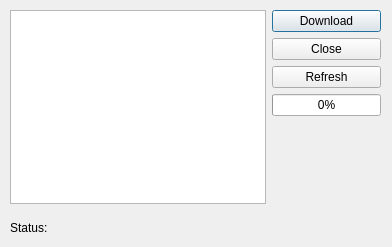
Above: src/ui/configuration/DownloadRemoteParamsDialog.ui from ArduPilot/apm_planner before the change. Below: the same form after it.
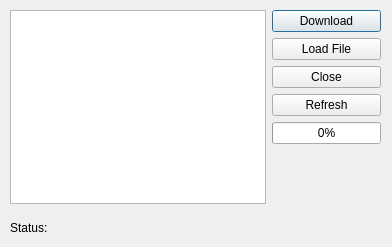
That is the form after the change.

Commit message: Added 'Load From File' button as helper on initial setup. You no longer need to download a param file on initial setup but can apply one you have saved previously

Patch:
```diff
--- a/src/ui/configuration/DownloadRemoteParamsDialog.ui
+++ b/src/ui/configuration/DownloadRemoteParamsDialog.ui
@@ -26,7 +26,7 @@
     <string>Status:</string>
    </property>
   </widget>
-  <widget class="QWidget" name="">
+  <widget class="QWidget" name="layoutWidget">
    <property name="geometry">
     <rect>
      <x>10</x>
@@ -48,6 +48,13 @@
         </property>
        </widget>
       </item>
+      <item>
+       <widget class="QPushButton" name="loadButton">
+        <property name="text">
+         <string>Load File</string>
+        </property>
+       </widget>
+      </item>
       <item>
        <widget class="QPushButton" name="closeButton">
         <property name="text">
```
Left out of the diff: 2 changed lines with no effect on the pictures. The commit also changes 3 other files.
